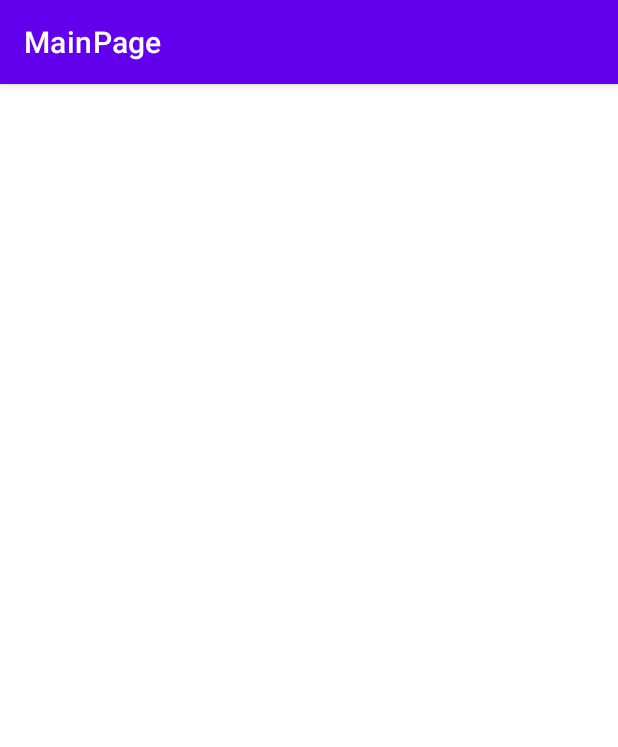
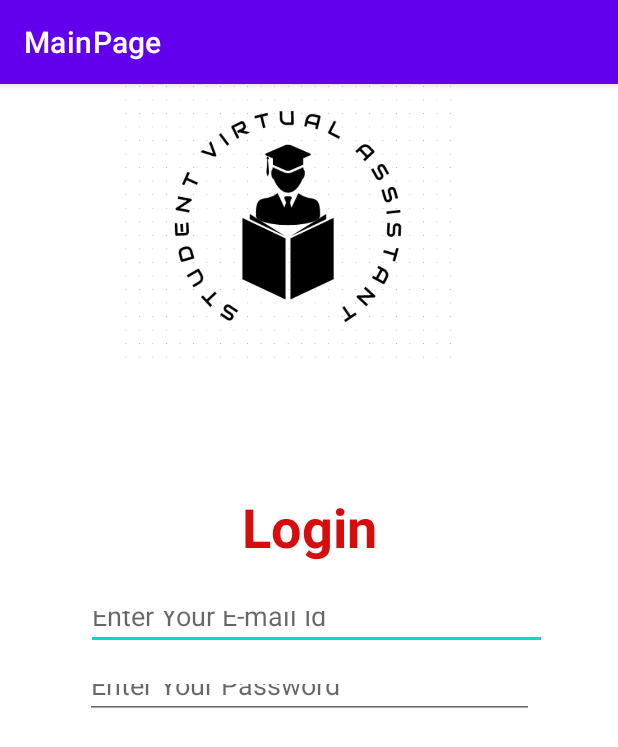
Before and after one commit to itssaiii/StudentVirtualAssistant, an Android app: the MainPage screen opened directly, with no data from a screen before it, on a phone screen of 412 x 824 dp. Shown: the top 747 px of the screen. Run offline under Robolectric (Android 15) with nearby library versions, the phone set to English and light mode, and no system bars.

Commit message:
Starting with the Login Page

```diff
--- a/app/build.gradle
+++ b/app/build.gradle
@@ -1,5 +1,6 @@
 plugins {
     id 'com.android.application'
+    id 'com.google.gms.google-services'
 }
 
 android {
@@ -31,6 +32,8 @@ android {
 dependencies {
 
     implementation 'androidx.appcompat:appcompat:1.2.0'
+    implementation platform('com.google.firebase:firebase-bom:27.1.0')
+    implementation 'com.google.firebase:firebase-analytics'
     implementation 'com.google.android.material:material:1.3.0'
     implementation 'androidx.constraintlayout:constraintlayout:2.0.4'
     testImplementation 'junit:junit:4.+'
--- a/app/src/main/AndroidManifest.xml
+++ b/app/src/main/AndroidManifest.xml
@@ -8,12 +8,14 @@
         android:label="@string/app_name"
         android:roundIcon="@mipmap/ic_launcher_round"
         android:supportsRtl="true"
+
         android:theme="@style/Theme.NewUi">
         <activity android:name=".MainPage"
             android:label="MainPage">
 
         </activity>
-        <activity android:name=".MainActivity">
+        <activity android:name=".MainActivity"
+            android:screenOrientation="portrait">
             <intent-filter>
                 <action android:name="android.intent.action.MAIN" />
 
--- a/app/src/main/java/com/mitadt/newui/MainActivity.java
+++ b/app/src/main/java/com/mitadt/newui/MainActivity.java
@@ -6,8 +6,10 @@ import android.content.Intent;
 import android.os.Bundle;
 import android.os.Handler;
 import android.os.HandlerThread;
+import android.view.animation.Animation;
 
 public class MainActivity extends AppCompatActivity {
+
 
     @Override
     protected void onCreate(Bundle savedInstanceState) {
@@ -19,7 +21,7 @@ public class MainActivity extends AppCompatActivity {
             public void run(){
                 try {
 
-                    sleep(3000);
+                    sleep(4000);
                 }
                 catch (Exception e){
                     e.printStackTrace();
--- a/app/src/main/res/layout/activity_main_page.xml
+++ b/app/src/main/res/layout/activity_main_page.xml
@@ -6,4 +6,56 @@
     android:layout_height="match_parent"
     tools:context=".MainPage">
 
+    <ImageView
+        android:id="@+id/imageView2"
+        android:layout_width="355dp"
+        android:layout_height="190dp"
+        android:layout_marginStart="16dp"
+        android:layout_marginLeft="16dp"
+        android:background="#FFFFFF"
+        app:layout_constraintStart_toStartOf="parent"
+        app:srcCompat="@drawable/whitelogo"
+        tools:layout_editor_absoluteY="16dp" />
+
+    <TextView
+        android:id="@+id/textView2"
+        android:layout_width="wrap_content"
+        android:layout_height="wrap_content"
+        android:gravity="center"
+        android:text="Login"
+        android:textColor="#D50D0D"
+        android:textSize="36sp"
+        android:textStyle="bold"
+        app:layout_constraintBottom_toBottomOf="parent"
+        app:layout_constraintEnd_toEndOf="parent"
+        app:layout_constraintStart_toStartOf="parent"
+        app:layout_constraintTop_toTopOf="parent"
+        app:layout_constraintVertical_bias="0.376" />
+
+    <EditText
+        android:id="@+id/editTextTextEmailAddress"
+        android:layout_width="307dp"
+        android:layout_height="36dp"
+        android:ems="10"
+        android:hint="Enter Your E-mail Id"
+        android:inputType="textEmailAddress"
+        app:layout_constraintBottom_toBottomOf="parent"
+        app:layout_constraintEnd_toEndOf="parent"
+        app:layout_constraintHorizontal_bias="0.546"
+        app:layout_constraintStart_toStartOf="parent"
+        app:layout_constraintTop_toTopOf="parent"
+        app:layout_constraintVertical_bias="0.466" />
+
+    <EditText
+        android:id="@+id/editTextTextPassword"
+        android:layout_width="299dp"
+        android:layout_height="33dp"
+        android:ems="10"
+        android:hint="Enter Your Password"
+        android:inputType="textPassword"
+        app:layout_constraintBottom_toBottomOf="parent"
+        app:layout_constraintEnd_toEndOf="parent"
+        app:layout_constraintStart_toStartOf="parent"
+        app:layout_constraintTop_toTopOf="parent"
+        app:layout_constraintVertical_bias="0.531" />
 </androidx.constraintlayout.widget.ConstraintLayout>
--- a/build.gradle
+++ b/build.gradle
@@ -6,6 +6,7 @@ buildscript {
     }
     dependencies {
         classpath "com.android.tools.build:gradle:4.1.2"
+        classpath 'com.google.gms:google-services:4.3.5'
 
         // NOTE: Do not place your application dependencies here; they belong
         // in the individual module build.gradle files
```
Also changed, not shown: 1 other file.
